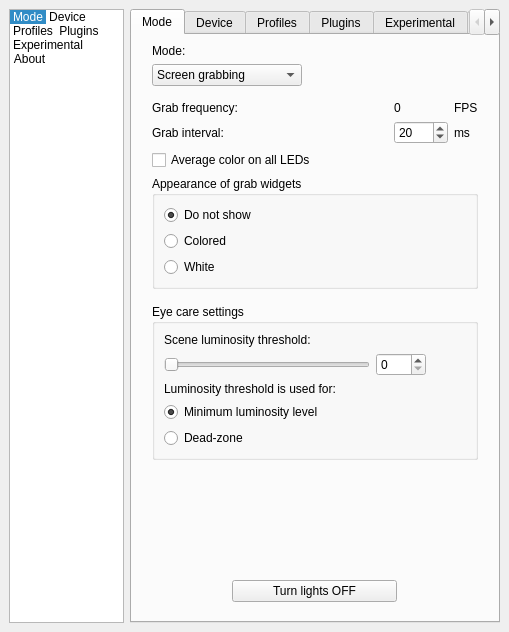
This is Software/src/SettingsWindow.ui in woodenshark/Lightpack as Qt 5 draws it before an edit. The edited form follows.
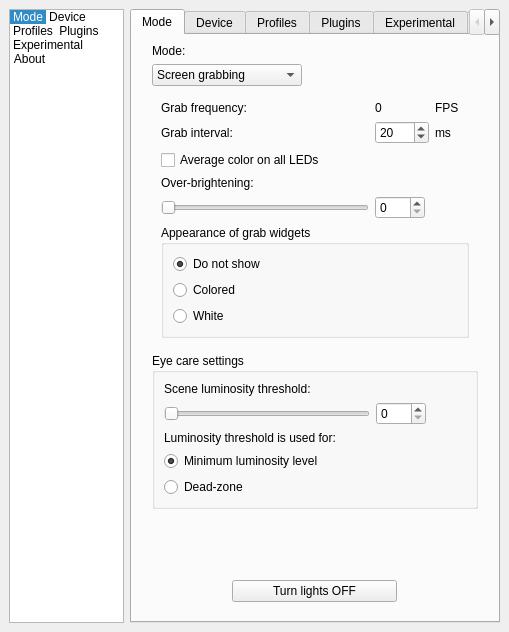
This is the edited form. The open tabs and pages were chosen to show the change. Icons and pictures are not drawn. Custom widgets are drawn as their Qt base class.

Commit message: Add over-brightening to grabbing

```diff
--- a/Software/src/SettingsWindow.ui
+++ b/Software/src/SettingsWindow.ui
@@ -281,15 +281,16 @@
            <number>2</number>
           </property>
           <widget class="QWidget" name="page">
-           <layout class="QVBoxLayout" name="verticalLayout_12">
-            <property name="leftMargin">
-             <number>0</number>
-            </property>
-            <property name="rightMargin">
-             <number>0</number>
-            </property>
+           <layout class="QVBoxLayout" name="verticalLayout_8">
             <item>
-             <layout class="QGridLayout" name="gridLayout" rowstretch="0,0,0">
+             <layout class="QGridLayout" name="gridLayout" rowstretch="0,0,0,0,0">
+              <item row="3" column="0">
+               <widget class="QLabel" name="label_11">
+                <property name="text">
+                 <string>Over-brightening:</string>
+                </property>
+               </widget>
+              </item>
               <item row="0" column="1">
                <widget class="QLabel" name="label_GrabFrequency_value">
                 <property name="text">
@@ -303,31 +304,6 @@
                 </property>
                </widget>
               </item>
-              <item row="1" column="0">
-               <widget class="QLabel" name="label_SlowdownGrab_txt">
-                <property name="sizePolicy">
-                 <sizepolicy hsizetype="Expanding" vsizetype="Preferred">
-                  <horstretch>0</horstretch>
-                  <verstretch>0</verstretch>
-                 </sizepolicy>
-                </property>
-                <property name="font">
-                 <font>
-                  <weight>50</weight>
-                  <bold>false</bold>
-                 </font>
-                </property>
-                <property name="text">
-                 <string>Grab interval:</string>
-                </property>
-                <property name="alignment">
-                 <set>Qt::AlignLeading|Qt::AlignLeft|Qt::AlignVCenter</set>
-                </property>
-                <property name="margin">
-                 <number>0</number>
-                </property>
-               </widget>
-              </item>
               <item row="1" column="1">
                <widget class="QSpinBox" name="spinBox_GrabSlowdown">
                 <property name="sizePolicy">
@@ -353,6 +329,28 @@
                 </property>
                </widget>
               </item>
+              <item row="0" column="0">
+               <widget class="QLabel" name="label_GrabFrequency_txt">
+                <property name="sizePolicy">
+                 <sizepolicy hsizetype="Expanding" vsizetype="Maximum">
+                  <horstretch>0</horstretch>
+                  <verstretch>0</verstretch>
+                 </sizepolicy>
+                </property>
+                <property name="font">
+                 <font>
+                  <weight>50</weight>
+                  <bold>false</bold>
+                 </font>
+                </property>
+                <property name="text">
+                 <string>Grab frequency:</string>
+                </property>
+                <property name="alignment">
+                 <set>Qt::AlignLeading|Qt::AlignLeft|Qt::AlignVCenter</set>
+                </property>
+               </widget>
+              </item>
               <item row="2" column="0">
                <widget class="QCheckBox" name="checkBox_GrabIsAvgColors">
                 <property name="font">
@@ -382,28 +380,6 @@
                 </property>
                </widget>
               </item>
-              <item row="0" column="0">
-               <widget class="QLabel" name="label_GrabFrequency_txt">
-                <property name="sizePolicy">
-                 <sizepolicy hsizetype="Expanding" vsizetype="Maximum">
-                  <horstretch>0</horstretch>
-                  <verstretch>0</verstretch>
-                 </sizepolicy>
-                </property>
-                <property name="font">
-                 <font>
-                  <weight>50</weight>
-                  <bold>false</bold>
-                 </font>
-                </property>
-                <property name="text">
-                 <string>Grab frequency:</string>
-                </property>
-                <property name="alignment">
-                 <set>Qt::AlignLeading|Qt::AlignLeft|Qt::AlignVCenter</set>
-                </property>
-               </widget>
-              </item>
               <item row="1" column="2">
                <widget class="QLabel" name="label_SlowdownGrab_txt_ms">
                 <property name="text">
@@ -414,6 +390,98 @@
                 </property>
                </widget>
               </item>
+              <item row="1" column="0">
+               <widget class="QLabel" name="label_SlowdownGrab_txt">
+                <property name="sizePolicy">
+                 <sizepolicy hsizetype="Expanding" vsizetype="Preferred">
+                  <horstretch>0</horstretch>
+                  <verstretch>0</verstretch>
+                 </sizepolicy>
+                </property>
+                <property name="font">
+                 <font>
+                  <weight>50</weight>
+                  <bold>false</bold>
+                 </font>
+                </property>
+                <property name="text">
+                 <string>Grab interval:</string>
+                </property>
+                <property name="alignment">
+                 <set>Qt::AlignLeading|Qt::AlignLeft|Qt::AlignVCenter</set>
+                </property>
+                <property name="margin">
+                 <number>0</number>
+                </property>
+               </widget>
+              </item>
+              <item row="4" column="0">
+               <widget class="QSlider" name="horizontalSlider_GrabOverBrighten">
+                <property name="sizePolicy">
+                 <sizepolicy hsizetype="Minimum" vsizetype="Fixed">
+                  <horstretch>0</horstretch>
+                  <verstretch>0</verstretch>
+                 </sizepolicy>
+                </property>
+                <property name="whatsThis">
+                 <string>&lt;h4&gt;Over-brightening&lt;/h4&gt; To achieve a higher overall brightness, Prismatik will set the LEDs to maximum even if the grabbed color is not at full brightness.</string>
+                </property>
+                <property name="maximum">
+                 <number>100</number>
+                </property>
+                <property name="orientation">
+                 <enum>Qt::Horizontal</enum>
+                </property>
+               </widget>
+              </item>
+              <item row="4" column="1">
+               <widget class="QSpinBox" name="spinBox_GrabOverBrighten">
+                <property name="sizePolicy">
+                 <sizepolicy hsizetype="Fixed" vsizetype="Fixed">
+                  <horstretch>0</horstretch>
+                  <verstretch>0</verstretch>
+                 </sizepolicy>
+                </property>
+                <property name="minimumSize">
+                 <size>
+                  <width>50</width>
+                  <height>0</height>
+                 </size>
+                </property>
+                <property name="minimum">
+                 <number>0</number>
+                </property>
+                <property name="maximum">
+                 <number>100</number>
+                </property>
+                <property name="value">
+                 <number>0</number>
+                </property>
+               </widget>
+              </item>
+              <item row="4" column="2">
+               <widget class="QPushButton" name="pushButton_grabOverBrightenHelp">
+                <property name="sizePolicy">
+                 <sizepolicy hsizetype="Fixed" vsizetype="Fixed">
+                  <horstretch>0</horstretch>
+                  <verstretch>0</verstretch>
+                 </sizepolicy>
+                </property>
+                <property name="styleSheet">
+                 <string notr="true">margin: 0px;</string>
+                </property>
+                <property name="text">
+                 <string/>
+                </property>
+                <property name="icon">
+                 <iconset resource="../res/LightpackResources.qrc">
+                  <normaloff>:/icons/help.png</normaloff>:/icons/help.png</iconset>
+                </property>
+                <property name="flat">
+                 <bool>true</bool>
+                </property>
+               </widget>
+              </item>
              </layout>
             </item>
             <item>
```
Left out of the diff: 34 changed lines with no effect on the pictures. The commit also changes 9 other files.
